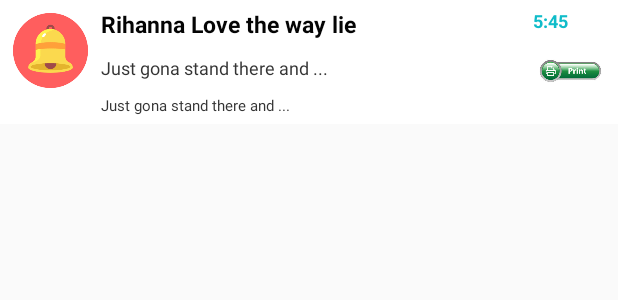
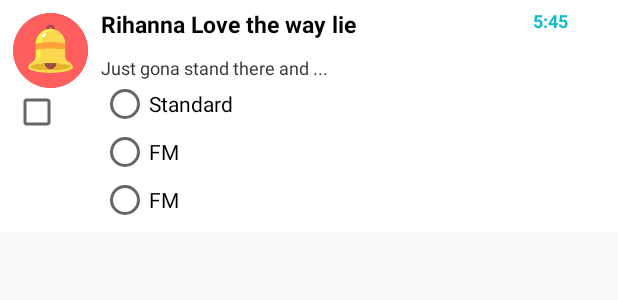
Before and after one commit to roagra/smbhackathon, an Android app: the layout list_row.xml on its own in the app's theme, with its tools: preview values and no code run, on a phone screen of 412 x 824 dp. Shown: the top 300 px of the screen. Run offline under Robolectric (Android 15) with nearby library versions, the phone set to English and light mode, and no system bars.

Commit message:
implementedt all flow.

```diff
--- a/app/src/main/java/com/pb/reminderapp/utility/LabelCountListAdapter.java
+++ b/app/src/main/java/com/pb/reminderapp/utility/LabelCountListAdapter.java
@@ -54,7 +54,7 @@
         TextView address = (TextView) vi.findViewById(R.id.countValue);
         final LabelCountActivity.LabelCount labelCount = data.get(position);
         dateRange.setText(labelCount.getDateRange());
-        //address.setText(labelCount.getCount());
+        address.setText(labelCount.getCount());
         return vi;
     }
 
--- a/app/src/main/res/layout/header_with_action.xml
+++ b/app/src/main/res/layout/header_with_action.xml
@@ -34,7 +34,7 @@
         android:textSize="@dimen/sp_16" />
 
     <ImageView
-        android:id="@+id/sendMail"
+        android:id="@+id/printLabels"
         android:layout_width="@dimen/dp_50"
         android:layout_height="@dimen/dp_110"
         android:paddingTop="@dimen/dp_10"
@@ -42,7 +42,7 @@
         android:paddingBottom="@dimen/dp_10"
         android:background="@color/pb_purple_500"
         android:scaleType="fitCenter"
-        android:src="@drawable/mail" />
+        android:src="@drawable/print" />
 
     <View
         android:layout_width="match_parent"
--- a/app/src/main/res/layout/label_count_activity.xml
+++ b/app/src/main/res/layout/label_count_activity.xml
@@ -11,7 +11,9 @@
         android:layout_width="match_parent"
         android:layout_height="wrap_content"
         android:layout_centerInParent="true"
+        android:layout_marginTop="@dimen/dp_10"
         android:layout_marginRight="@dimen/dp_50"
+        android:layout_marginBottom="@dimen/dp_10"
         android:layout_marginLeft="@dimen/dp_50"
         android:background="@drawable/selector_blue_button_bg"
         android:contentDescription="@string/app_name"
--- a/app/src/main/res/layout/list_row.xml
+++ b/app/src/main/res/layout/list_row.xml
@@ -15,6 +15,7 @@
         android:layout_alignParentLeft="true"
         android:layout_marginRight="5dip"
         android:background="@color/white"
+        android:orientation="vertical"
         android:padding="3dip">
 
         <ImageView
@@ -22,6 +23,11 @@
             android:layout_width="50dip"
             android:layout_height="50dip"
             android:src="@drawable/images" />
+
+        <CheckBox
+            android:id="@+id/enabled"
+            android:layout_width="wrap_content"
+            android:layout_height="wrap_content" />
 
     </LinearLayout>
 
@@ -32,8 +38,8 @@
 
         <LinearLayout
             android:layout_width="0dp"
+            android:layout_height="match_parent"
             android:layout_weight="0.85"
-            android:layout_height="match_parent"
 
             android:orientation="vertical">
 
@@ -57,21 +63,37 @@
                 android:text="Just gona stand there and ..."
                 android:textColor="#343434"
                 android:textSize="12dip" />
+            <LinearLayout
+                android:layout_width="wrap_content"
+                android:layout_height="wrap_content">
 
-            <TextView
-                android:id="@+id/recommendation"
-                android:layout_width="fill_parent"
-                android:layout_height="wrap_content"
-                android:layout_marginTop="10dip"
-                android:text="Just gona stand there and ..."
-                android:textColor="#343434"
-                android:textSize="10dip" />
+                <RadioGroup xmlns:android="http://schemas.android.com/apk/res/android"
+                    android:layout_width="fill_parent"
+                    android:layout_height="wrap_content"
+                    android:orientation="vertical">
+                    <RadioButton android:id="@+id/standard"
+                        android:layout_width="wrap_content"
+                        android:layout_height="wrap_content"
+                        android:text="Standard"/>
+                    <RadioButton android:id="@+id/fmRadio"
+                        android:layout_width="wrap_content"
+                        android:layout_height="wrap_content"
+                        android:text="FM"/>
+                    <RadioButton android:id="@+id/pmRadio"
+                        android:layout_width="wrap_content"
+                        android:layout_height="wrap_content"
+                        android:text="FM"/>
+                </RadioGroup>
+
+
+
+                </LinearLayout>
         </LinearLayout>
 
         <LinearLayout
             android:layout_width="0dp"
+            android:layout_height="match_parent"
             android:layout_weight="0.15"
-            android:layout_height="match_parent"
             android:orientation="vertical">
 
 
@@ -88,13 +110,7 @@
                 android:textSize="12dip"
                 android:textStyle="bold" />
 
-            <ImageView
-                android:id="@+id/detailViewLink"
-                android:layout_width="@dimen/dp_50"
-                android:layout_height="@dimen/dp_50"
-                android:layout_alignParentRight="true"
-                android:layout_centerVertical="true"
-                android:src="@drawable/print" />
+
         </LinearLayout>
     </LinearLayout>
 </LinearLayout>
--- a/app/src/main/res/layout/notification_activity.xml
+++ b/app/src/main/res/layout/notification_activity.xml
@@ -5,7 +5,7 @@
     android:layout_height="fill_parent"
     android:orientation="vertical">
 
-    <include layout="@layout/header_without_back_button" />
+    <include layout="@layout/header_with_action" />
 
     <ListView
         android:id="@+id/list"
```
Also changed, not shown: app/src/main/java/com/pb/reminderapp/LabelCountActivity.java (+12 -10 lines), app/src/main/java/com/pb/reminderapp/MainActivity.java (+21 -3 lines), app/src/main/java/com/pb/reminderapp/model/EventInfo.java (+77 -0 lines), app/src/main/java/com/pb/reminderapp/utility/LazyAdapter.java (+69 -17 lines), app/src/main/java/com/pb/reminderapp/utility/PreferencesUtils.java (+14 -0 lines).
